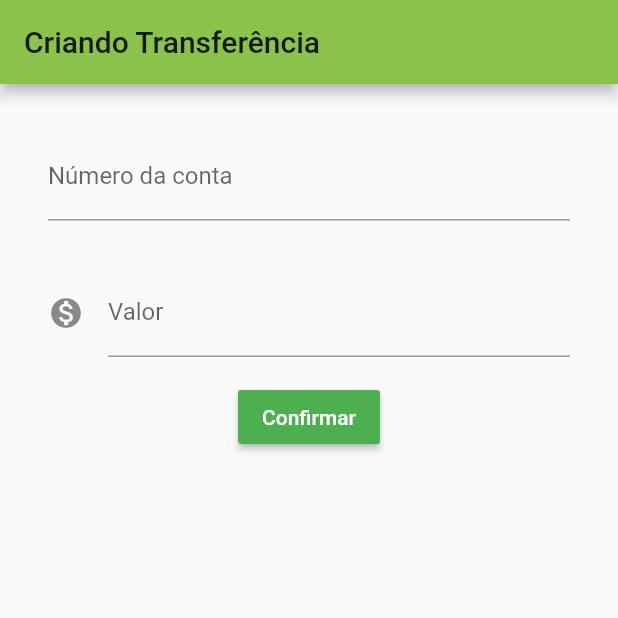
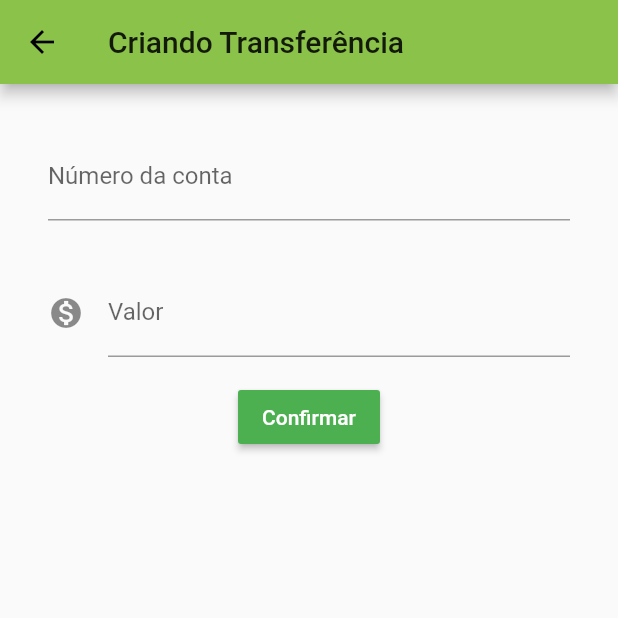
Before and after one commit to dsguima/AluraFlutter, a Flutter app: the FormularioTransferencia screen opened directly, after a tap on "Confirmar", on a phone screen of 412 x 824 dp, the top half of it. Run offline on Flutter 3.47's test engine with Material 2 defaults, Android fonts, the phone set to English and light mode, and no system bars.

Commit message:
Ajustes aula

```diff
--- /dev/null
+++ b/bytebank/lib/components/editor.dart
@@ -0,0 +1,29 @@
+import 'package:flutter/material.dart';
+
+class Editor extends StatelessWidget {
+
+  final TextEditingController _controler;
+  final String _label;
+  final String _hint;
+  final IconData icon;
+
+  Editor(this._controler, this._label, this._hint, {IconData this.icon=null});
+
+  @override
+  Widget build(BuildContext context) {
+    return Padding(
+      padding: const EdgeInsets.all(16.0),
+      child: TextField(
+        controller: _controler,
+        keyboardType: TextInputType.number,
+        style: TextStyle(
+          fontSize: 16.0,
+        ),
+        decoration: InputDecoration(
+            icon: icon != null? Icon(icon): null,
+            labelText: _label,
+            hintText: _hint),
+      ),
+    );
+  }
+}
--- a/bytebank/lib/main.dart
+++ b/bytebank/lib/main.dart
@@ -14,7 +14,7 @@ class ByteBankApp extends StatelessWidget {
       theme: ThemeData(
         primarySwatch: Colors.lightGreen,
       ),
-      home: FormularioTransferencia(),
+      home: ListaTransferencia(),
     );
   }
 }
--- a/bytebank/lib/pages/formulario_transferencia.dart
+++ b/bytebank/lib/pages/formulario_transferencia.dart
@@ -1,7 +1,9 @@
+import 'package:bytebank/components/editor.dart';
 import 'package:bytebank/model/transferencia.dart';
 import 'package:flutter/material.dart';
 
 class FormularioTransferencia extends StatelessWidget {
+
   final _numeroContaControlador = TextEditingController();
   final _valorControlador = TextEditingController();
 
@@ -15,40 +17,15 @@ class FormularioTransferencia extends StatelessWidget {
         padding: const EdgeInsets.all(16.0),
         child: Column(
           children: <Widget>[
-            Padding(
-              padding: const EdgeInsets.all(16.0),
-              child: TextField(
-                controller: _numeroContaControlador,
-                keyboardType: TextInputType.number,
-                style: TextStyle(
-                  fontSize: 16.0,
-                ),
-                decoration: InputDecoration(
-                    labelText: 'Número da conta',
-                    hintText: 'Digite o número da conta'),
-              ),
-            ),
-            Padding(
-              padding: const EdgeInsets.all(16.0),
-              child: TextField(
-                controller: _valorControlador,
-                keyboardType: TextInputType.number,
-                style: TextStyle(
-                  fontSize: 16.0,
-                ),
-                decoration: InputDecoration(
-                    icon: Icon(Icons.monetization_on),
-                    labelText: 'Valor',
-                    hintText: 'Digite o valor'),
-              ),
-            ),
+            Editor(_numeroContaControlador, 'Número da conta', 'Digite o número da conta'),
+            Editor(_valorControlador, 'Valor', 'Digite o valor', icon: Icons.monetization_on),
             RaisedButton(
               color: Colors.green,
               child: Text(
                 'Confirmar',
                 style: TextStyle(color: Colors.white),
               ),
-              onPressed: _onClickConfirmar,
+              onPressed: () => _criarTransferencia(context),
             ),
           ],
         ),
@@ -56,12 +33,13 @@ class FormularioTransferencia extends StatelessWidget {
     );
   }
 
-  void _onClickConfirmar() {
+  void _criarTransferencia(BuildContext context) {
     double valor = double.tryParse(_valorControlador.text);
     int conta = int.tryParse(_numeroContaControlador.text);
     if (valor != null && conta != null) {
       final transferenciaOK = Transferencia(valor, conta);
-      debugPrint('Transferencia ok: $transferenciaOK');
+      debugPrint('Iniciando Transferencia: $transferenciaOK');
+      Navigator.pop(context, transferenciaOK);
     }
   }
 }
--- a/bytebank/lib/pages/lista_transferencia.dart
+++ b/bytebank/lib/pages/lista_transferencia.dart
@@ -1,4 +1,5 @@
 import 'package:bytebank/model/transferencia.dart';
+import 'package:bytebank/pages/formulario_transferencia.dart';
 import 'package:flutter/material.dart';
 
 class ListaTransferencia extends StatelessWidget {
@@ -10,9 +11,16 @@ class ListaTransferencia extends StatelessWidget {
       ),
       body: _body(),
       floatingActionButton: FloatingActionButton(
-        child: Icon(Icons.add),
-      ),
+          child: Icon(Icons.add), onPressed: () => _novaTransferencia(context)),
     );
+  }
+
+  void _novaTransferencia(BuildContext context) {
+    Navigator.push(context, MaterialPageRoute(builder: (context) {
+      return FormularioTransferencia();
+    })).then((transferenciaRecebida) {
+      debugPrint('Transferencia realizada: $transferenciaRecebida');
+    });
   }
 
   _body() {
@@ -28,7 +36,6 @@ class ListaTransferencia extends StatelessWidget {
 }
 
 class ItemTransferencia extends StatelessWidget {
-
   final Transferencia _transferencia;
 
   ItemTransferencia(this._transferencia);
```
